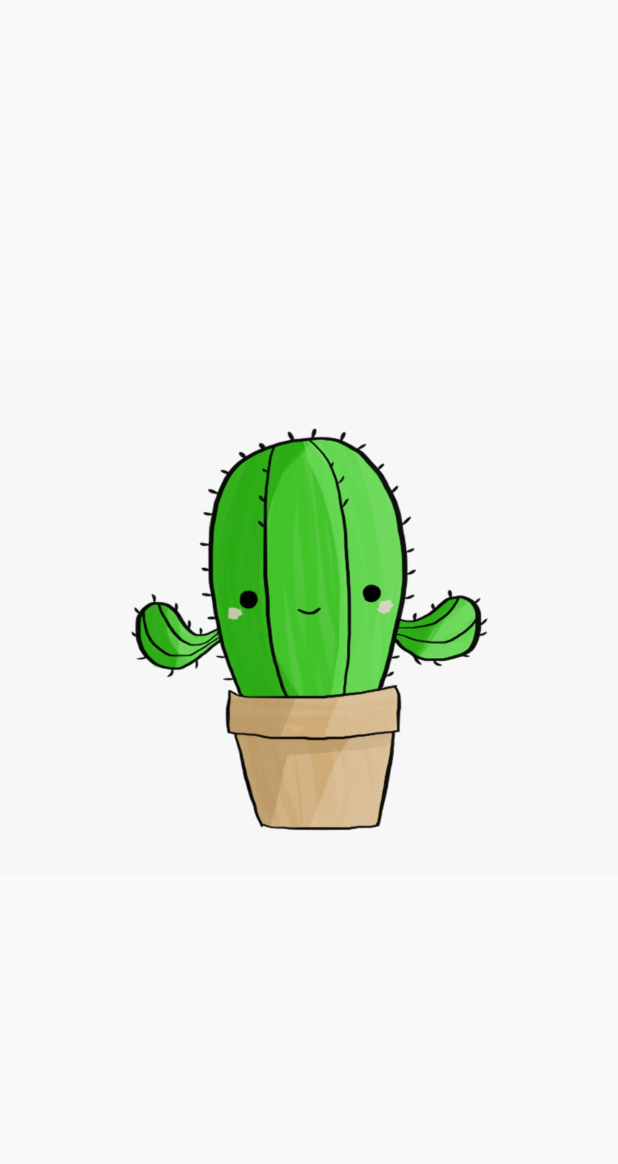
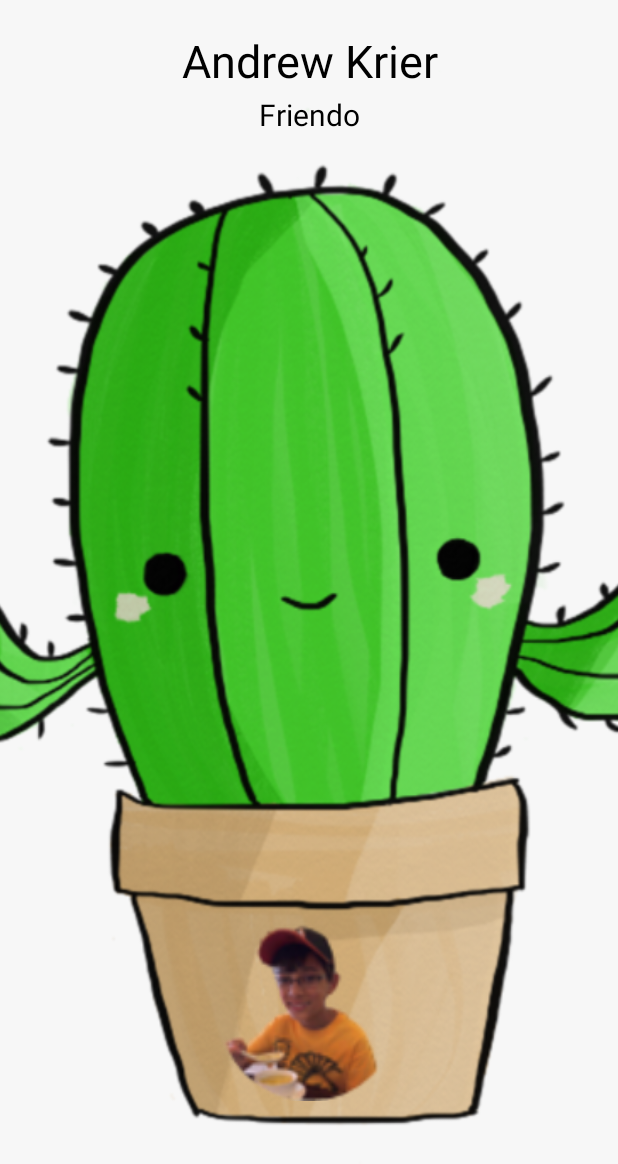
Before and after one commit to puzzler7/PlantPals, an Android app: the PlantFocusFragment screen opened directly, with no data from a screen before it, on a phone screen of 412 x 824 dp. Shown: the top 1164 px of the screen. Run offline under Robolectric (Android 15) with nearby library versions, the phone set to English and light mode, and no system bars.

Commit message:
improved plantview

```diff
--- a/app/src/main/res/layout/plant_focus_fragment.xml
+++ b/app/src/main/res/layout/plant_focus_fragment.xml
@@ -1,11 +1,66 @@
 <?xml version="1.0" encoding="utf-8"?>
 <androidx.constraintlayout.widget.ConstraintLayout
-    xmlns:android="http://schemas.android.com/apk/res/android" android:layout_width="match_parent"
+    xmlns:android="http://schemas.android.com/apk/res/android"
+    xmlns:tools="http://schemas.android.com/tools"
+    android:layout_width="match_parent"
     android:layout_height="match_parent">
 
-    <ImageView
+    <RelativeLayout
         android:layout_width="match_parent"
         android:layout_height="match_parent"
-        android:id="@+id/img"/>
+        android:id="@+id/plantcard">
+
+        <ImageView
+            android:id="@+id/img"
+            android:layout_width="match_parent"
+            android:layout_height="match_parent"
+            android:background="@color/backgroundBrown"
+            android:layout_centerHorizontal="true"
+            android:scaleType="centerCrop"
+            android:src="@drawable/cutecactus" />
+
+        <TextView
+            android:id="@+id/name"
+            android:layout_width="match_parent"
+            android:layout_height="wrap_content"
+            android:layout_alignTop="@+id/img"
+            android:text="Andrew Krier"
+            android:textAlignment="center"
+            android:textSize="30sp"
+            android:layout_centerHorizontal="true"
+            android:layout_marginTop="20dp"
+            android:textColor="#000"
+            />
+        <TextView
+            android:id="@+id/subtitle"
+            android:layout_width="match_parent"
+            android:layout_height="wrap_content"
+            android:layout_below="@+id/name"
+            android:text="Friendo"
+            android:textAlignment="center"
+            android:textSize="20sp"
+            android:layout_centerHorizontal="true"
+            android:layout_marginTop="2dp"
+            android:textColor="#000"
+            />
+
+        <RelativeLayout
+            android:layout_width="match_parent"
+            android:layout_height="240dp"
+            android:layout_alignBottom="@+id/img"
+            android:id="@+id/profile_pic_box">
+
+        <ImageView
+            android:id="@+id/profile_pic"
+            android:src="@drawable/oval"
+            android:layout_centerHorizontal="true"
+            android:layout_marginTop="30dp"
+            android:layout_width="120dp"
+            android:layout_height="120dp"/>
+
+        </RelativeLayout>
+
+    </RelativeLayout>
+
 
 </androidx.constraintlayout.widget.ConstraintLayout>
--- a/app/src/main/res/layout/plant_view.xml
+++ b/app/src/main/res/layout/plant_view.xml
@@ -27,8 +27,8 @@
             android:src="@drawable/oval"
             android:layout_centerHorizontal="true"
             android:layout_alignBottom="@+id/img"
-            android:layout_width="wrap_content"
-            android:layout_height="wrap_content" />
+            android:layout_width="30dp"
+            android:layout_height="30dp" />
 
     </RelativeLayout>
 
```
Also changed, not shown: app/src/main/res/drawable/oval.png.
